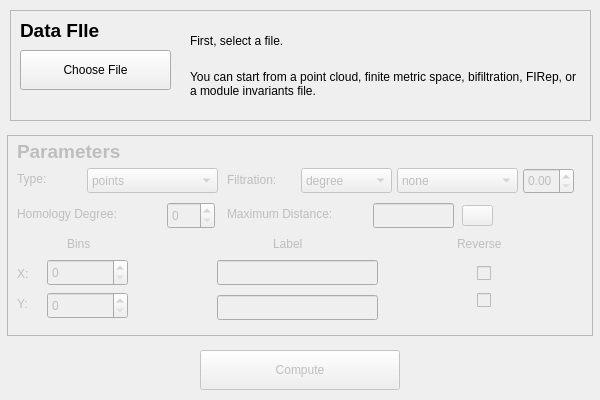
The window that dataselectdialog.ui (rivetTDA/rivet) describes before a commit, drawn with Qt 5.
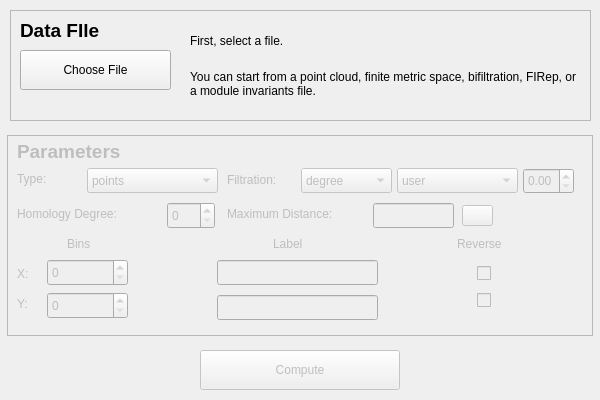
The same window after the commit.

What changed in the file:
```diff
--- a/dataselectdialog.ui
+++ b/dataselectdialog.ui
@@ -423,11 +423,6 @@
       <height>25</height>
      </rect>
     </property>
-    <item>
-     <property name="text">
-      <string>none</string>
-     </property>
-    </item>
     <item>
      <property name="text">
       <string>user</string>
```
